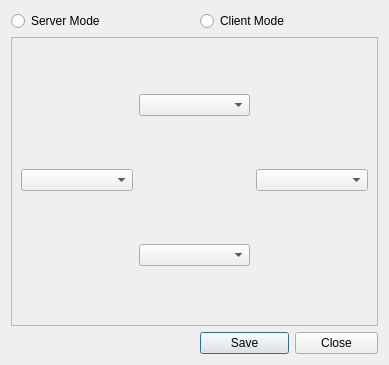
Old version of the form staj-projeleri/sinerji/sinerjigui.ui in the repository pars-linux/uludag.
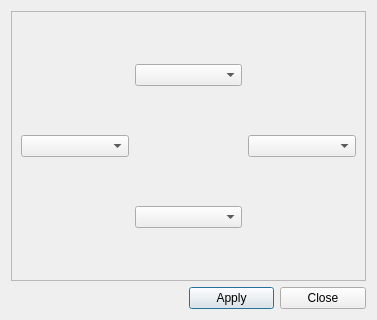
New version of the form. Icons and pictures are not drawn.

Commit message: Changes the code to the redesign, still has some part from the old gui

What changed in the file:
```diff
--- a/staj-projeleri/sinerji/sinerjigui.ui
+++ b/staj-projeleri/sinerji/sinerjigui.ui
@@ -5,22 +5,15 @@
    <rect>
     <x>0</x>
     <y>0</y>
-    <width>389</width>
-    <height>365</height>
+    <width>377</width>
+    <height>320</height>
    </rect>
   </property>
   <property name="windowTitle" >
    <string>Sinerji</string>
   </property>
   <layout class="QGridLayout" name="gridLayout_2" >
-   <item row="0" column="0" >
-    <widget class="QRadioButton" name="serverButton" >
-     <property name="text" >
-      <string>Server Mode</string>
-     </property>
-    </widget>
-   </item>
-   <item row="1" column="0" colspan="4" >
+   <item row="0" column="0" colspan="4" >
     <widget class="QFrame" name="frame" >
      <property name="frameShape" >
       <enum>QFrame::StyledPanel</enum>
@@ -57,7 +50,7 @@
      </layout>
     </widget>
    </item>
-   <item row="2" column="0" colspan="2" >
+   <item row="1" column="0" colspan="2" >
     <spacer name="horizontalSpacer" >
      <property name="orientation" >
       <enum>Qt::Horizontal</enum>
@@ -70,24 +63,25 @@
      </property>
     </spacer>
    </item>
-   <item row="2" column="2" >
-    <widget class="QPushButton" name="saveButton" >
+   <item row="1" column="2" >
+    <widget class="QPushButton" name="applyButton" >
      <property name="text" >
-      <string>Save</string>
+      <string>Apply</string>
+     </property>
+     <property name="icon" >
+      <iconset>
+       <normaloff>images/buttonOk.png</normaloff>images/buttonOk.png</iconset>
      </property>
     </widget>
    </item>
-   <item row="2" column="3" >
+   <item row="1" column="3" >
     <widget class="QPushButton" name="closeButton" >
      <property name="text" >
       <string>Close</string>
      </property>
-    </widget>
-   </item>
-   <item row="0" column="2" >
-    <widget class="QRadioButton" name="clientButton" >
-     <property name="text" >
-      <string>Client Mode</string>
+     <property name="icon" >
+      <iconset>
+       <normaloff>images/buttonCancel.png</normaloff>images/buttonCancel.png</iconset>
      </property>
     </widget>
    </item>
```
Left out of the diff: 2 changed lines with no effect on the pictures. The commit also changes 2 other files.
